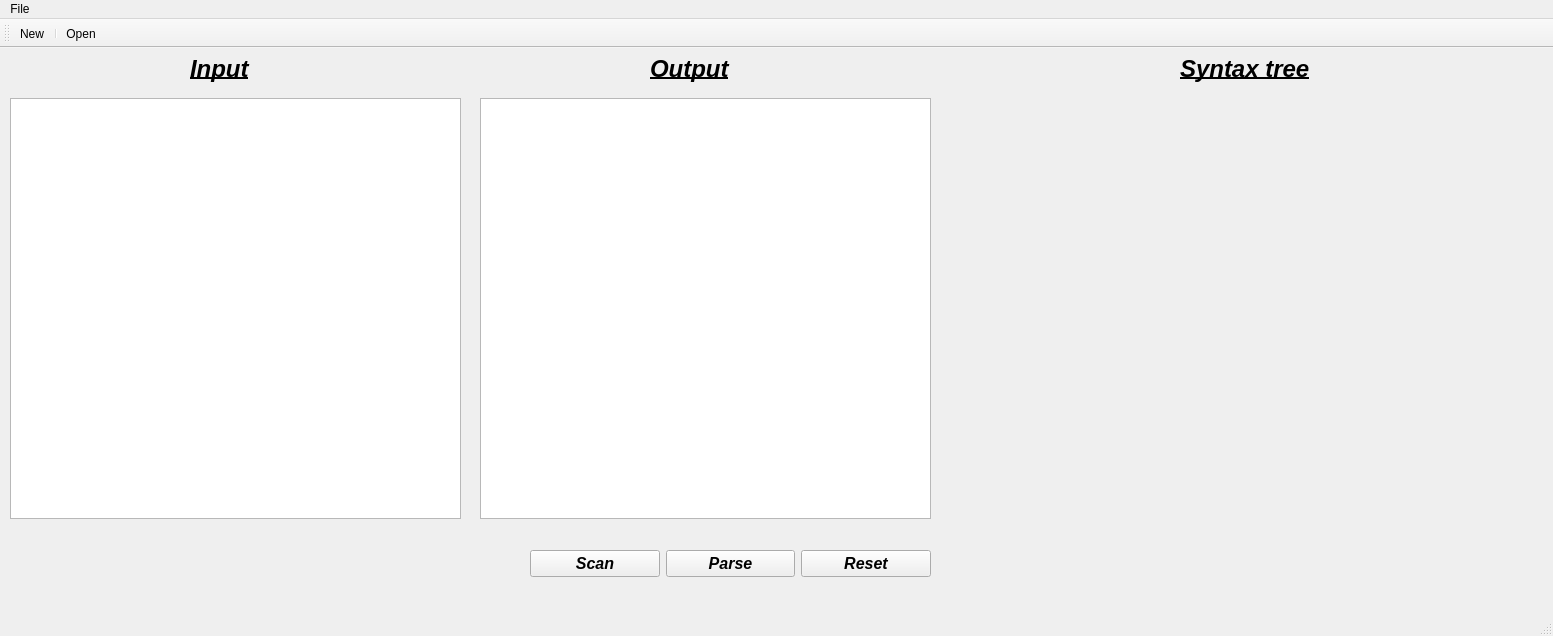
Old version of the form Compilers/mainwindow.ui in the repository farahmrwan16333/compilers.
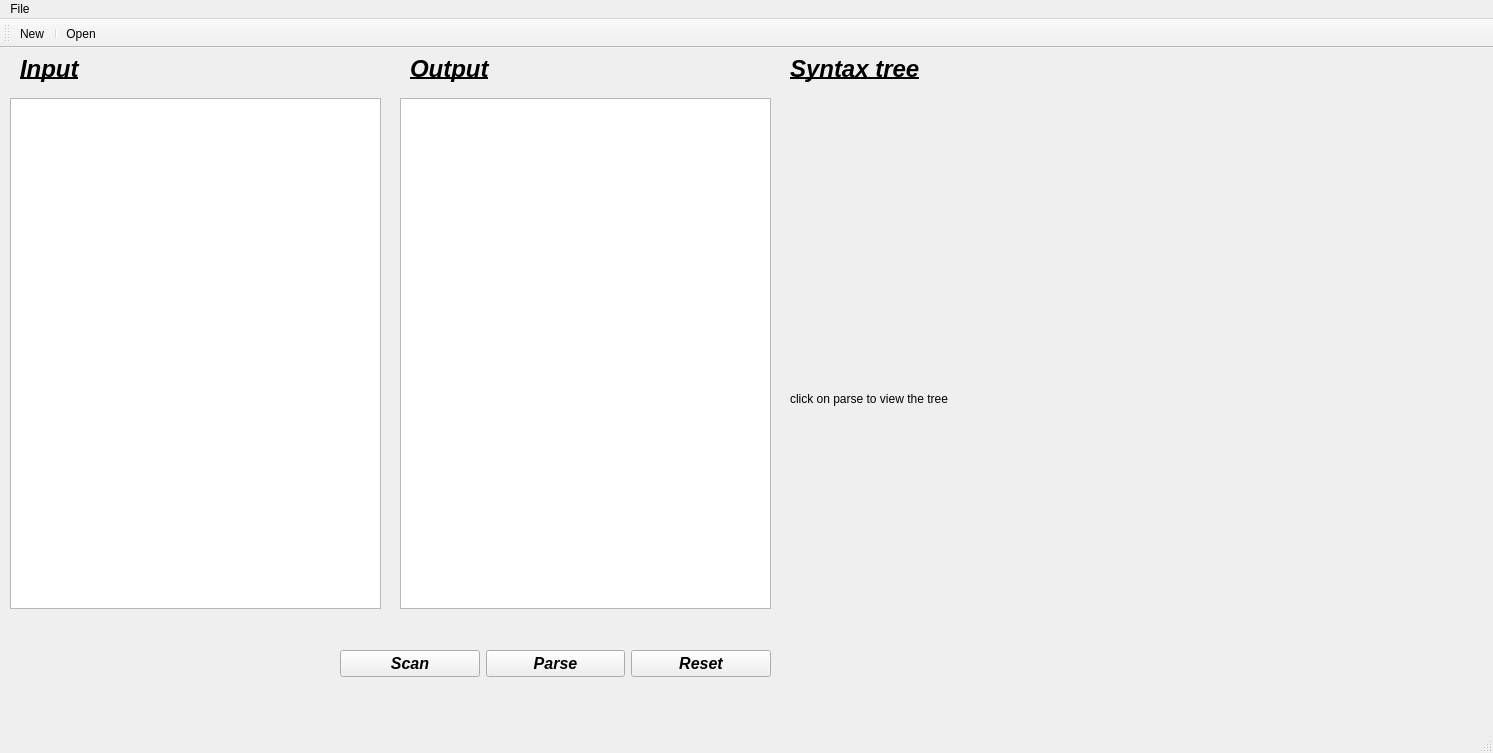
New version of the form. Icons and pictures are not drawn.

What changed in the file:
```diff
--- a/Compilers/mainwindow.ui
+++ b/Compilers/mainwindow.ui
@@ -9,8 +9,8 @@
    <rect>
     <x>0</x>
     <y>0</y>
-    <width>1553</width>
-    <height>636</height>
+    <width>1493</width>
+    <height>753</height>
    </rect>
   </property>
   <property name="windowTitle">
@@ -22,25 +22,25 @@
      <rect>
       <x>10</x>
       <y>50</y>
-      <width>451</width>
-      <height>421</height>
+      <width>371</width>
+      <height>511</height>
      </rect>
     </property>
    </widget>
    <widget class="QTextEdit" name="output">
     <property name="geometry">
      <rect>
-      <x>480</x>
+      <x>400</x>
       <y>50</y>
-      <width>451</width>
-      <height>421</height>
+      <width>371</width>
+      <height>511</height>
      </rect>
     </property>
    </widget>
    <widget class="QLabel" name="label">
     <property name="geometry">
      <rect>
-      <x>190</x>
+      <x>20</x>
       <y>0</y>
       <width>91</width>
       <height>41</height>
@@ -61,7 +61,7 @@
    <widget class="QLabel" name="label_2">
     <property name="geometry">
      <rect>
-      <x>650</x>
+      <x>410</x>
       <y>0</y>
       <width>111</width>
       <height>41</height>
@@ -83,7 +83,7 @@
    <widget class="QLabel" name="label_3">
     <property name="geometry">
      <rect>
-      <x>1180</x>
+      <x>790</x>
       <y>0</y>
       <width>171</width>
       <height>41</height>
@@ -101,12 +101,12 @@
      <string>Syntax tree</string>
     </property>
    </widget>
-   <widget class="QWidget" name="">
+   <widget class="QWidget" name="layoutWidget">
     <property name="geometry">
      <rect>
-      <x>530</x>
-      <y>490</y>
-      <width>401</width>
+      <x>340</x>
+      <y>590</y>
+      <width>431</width>
       <height>51</height>
      </rect>
     </property>
@@ -155,13 +155,26 @@
      </item>
     </layout>
    </widget>
+   <widget class="QLabel" name="tree">
+    <property name="geometry">
+     <rect>
+      <x>790</x>
+      <y>50</y>
+      <width>691</width>
+      <height>601</height>
+     </rect>
+    </property>
+    <property name="text">
+     <string>click on parse to view the tree</string>
+    </property>
+   </widget>
   </widget>
   <widget class="QMenuBar" name="menubar">
    <property name="geometry">
     <rect>
      <x>0</x>
      <y>0</y>
-     <width>1553</width>
+     <width>1493</width>
      <height>26</height>
     </rect>
    </property>
```
